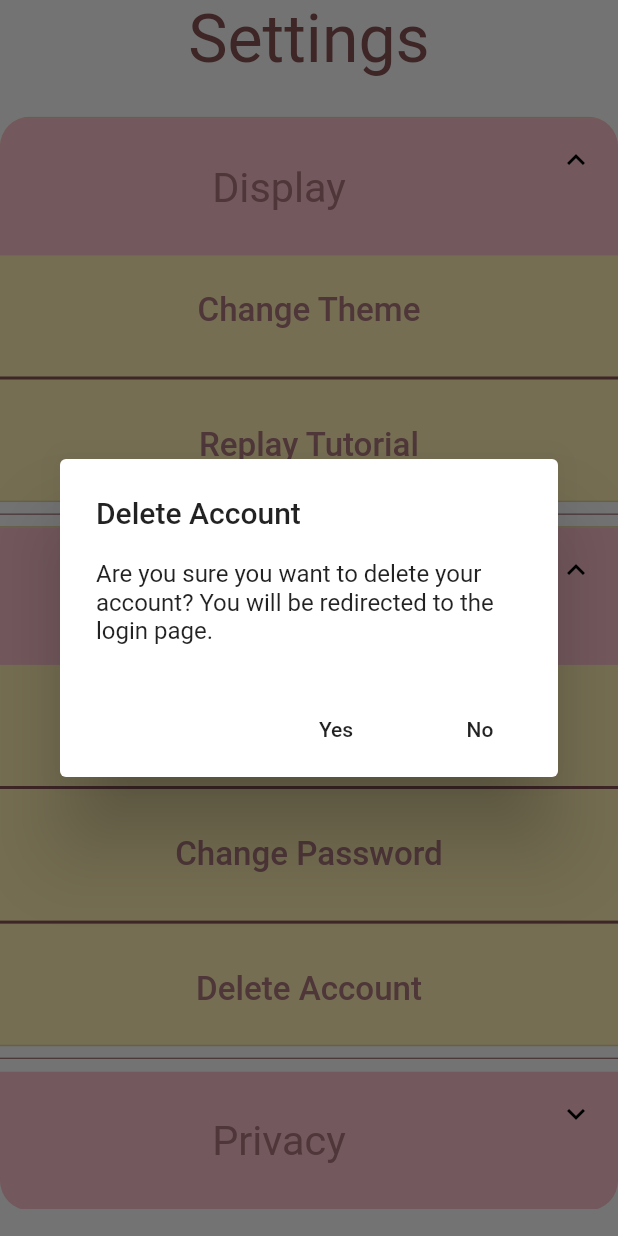
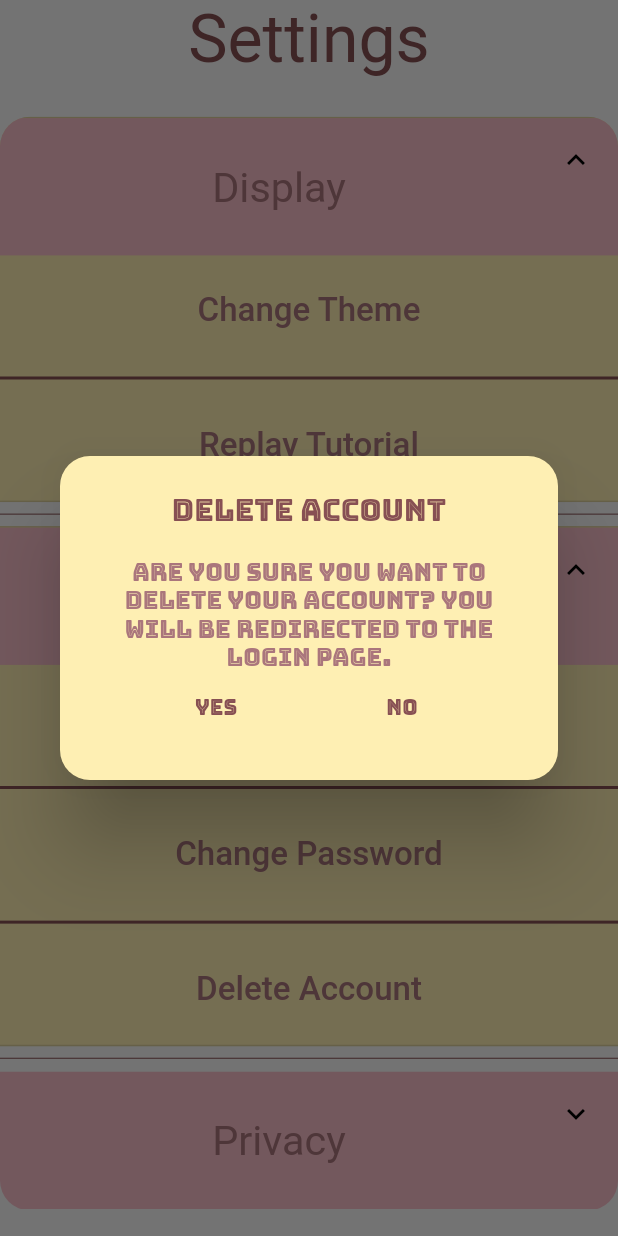
Before and after one commit to Spandan14/HumanKnit, a Flutter app: the SettingsPage widget shown alone on an empty page, opened directly, after a tap on "Display", after a tap on "Security", after a tap on "Delete Account", on a phone screen of 412 x 824 dp. Run offline on Flutter 3.47's test engine with Material 2 defaults, Android fonts, the phone set to English and light mode, and no system bars; our stand-ins replace cloud_firestore, firebase_auth; accounts and stored records are empty.

Commit message:
fixed merge conflicts & firebase issues: basic alert in settings page design

```diff
--- a/humanknit/lib/main.dart
+++ b/humanknit/lib/main.dart
@@ -9,7 +9,7 @@ import 'nav.dart';
 void main() {
   runApp(
     MaterialApp(
-      home: SplashScreen(),
+      home: Navigation(),
     ),
   );
 }
--- a/humanknit/lib/settings.dart
+++ b/humanknit/lib/settings.dart
@@ -142,25 +142,87 @@ class SettingsPageState extends State<SettingsPage> {
                   showDialog(
                     context: context,
                     builder: (BuildContext context) {
-                      return AlertDialog(
-                        title: Text('Delete Account'),
-                        content: Text(
+                      return Theme(
+                        data: ThemeData(fontFamily: "BungeeInline"),
+                        child: AlertDialog(
+                          backgroundColor: Color(0xfffeefb3),
+                          shape: RoundedRectangleBorder(
+                            borderRadius:
+                                BorderRadius.all(Radius.circular(20.0)),
+                          ),
+                          title: Text(
+                            'Delete Account',
+                            textAlign: TextAlign.center,
+                            style: TextStyle(
+                              color: Color(0xff875053),
+                            ),
+                          ),
+                          content: Column(
+                            mainAxisSize: MainAxisSize.min,
+                            children: [
+                              Text(
                                 'Are you sure you want to delete your account? You will be redirected to the login page.',
+                                textAlign: TextAlign.center,
+                                style: TextStyle(
+                                  color: Color(0xffaa767c),
                                 ),
-                        actions: [
+                              ),
+                              Row(
+                                mainAxisAlignment:
+                                    MainAxisAlignment.spaceEvenly,
+                                children: [
                                   FlatButton(
-                            child: Text('Yes'),
+                                    child: Text(
+                                      'Yes',
+                                      style: TextStyle(
+                                        color: Color(0xff875053),
+                                      ),
+                                    ),
                                     onPressed: () {
                                       Navigator.of(context).pop();
                                     },
                                   ),
                                   FlatButton(
-                            child: Text('No'),
+                                    child: Text(
+                                      'No',
+                                      style: TextStyle(
+                                        color: Color(0xff875053),
+                                      ),
+                                    ),
                                     onPressed: () {
                                       Navigator.of(context).pop();
                                     },
                                   ),
                                 ],
+                              ),
+                            ],
+                          ),
+                          /*actions: [
+                            // button 2
+                            FlatButton(
+                              child: Text(
+                                'Yes',
+                                style: TextStyle(
+                                  color: Color(0xff875053),
+                                ),
+                              ),
+                              onPressed: () {
+                                Navigator.of(context).pop();
+                              },
+                            ),
+                            FlatButton(
+                              child: Text(
+                                'No',
+                                style: TextStyle(
+                                  color: Color(0xff875053),
+                                ),
+                              ),
+                              onPressed: () {
+                                Navigator.of(context).pop();
+                              },
+                            ),
+                          ],*/
+                        ),
                       );
                     },
                   );
```
Also changed, not shown: 2 other files. Lines whose indentation alone changed are shown as unchanged.
